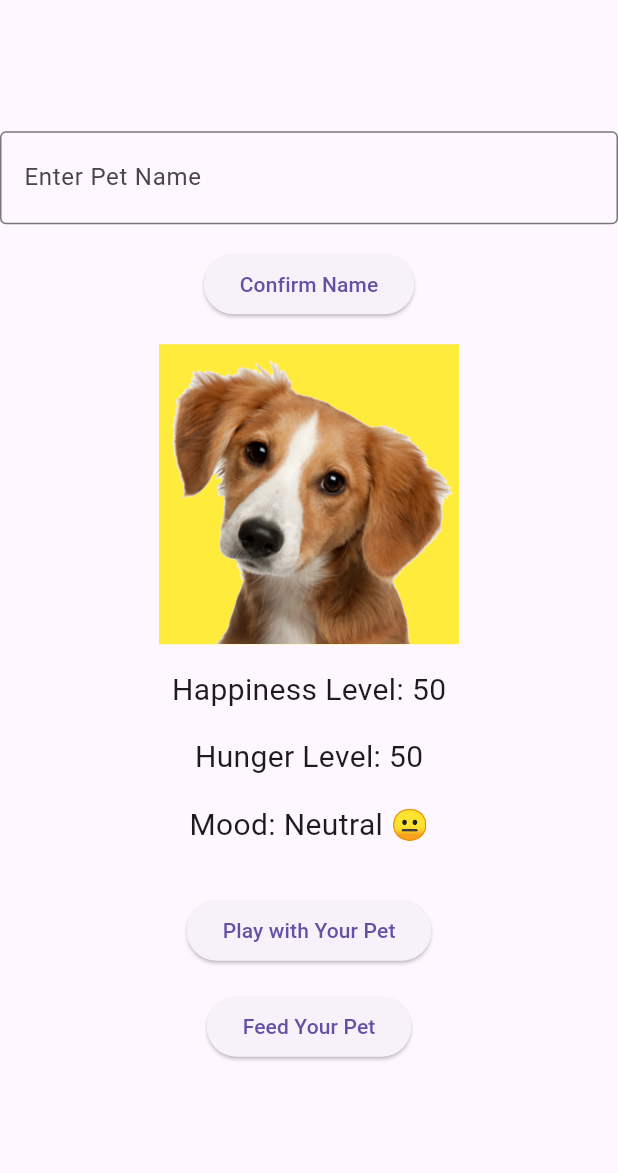
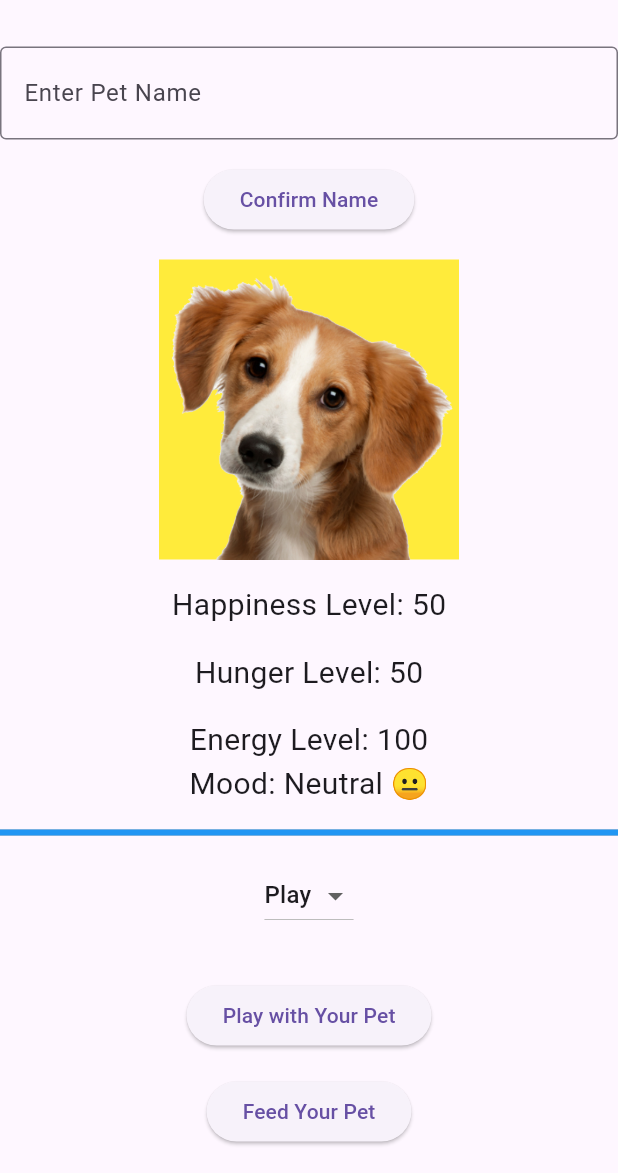
Before and after one commit to BhavyaSontineni/ClassActivity5, a Flutter app: the screen it shows after launch, on a phone screen of 412 x 824 dp, the part 63-1236 px from its top. Run offline on Flutter 3.47's test engine with Material 3 defaults, Android fonts, the phone set to English and light mode, and no system bars.

Commit message:
additional features

```diff
--- a/digitalpet_app/lib/main.dart
+++ b/digitalpet_app/lib/main.dart
@@ -1,6 +1,7 @@
 import 'dart:async';
 import 'package:flutter/material.dart';
-
+//Bhavya Sri Sai-002893685
+//Madhuri Tumula-002892521
 void main() {
   runApp(MaterialApp(
     home: DigitalPetApp(),
@@ -16,16 +17,19 @@ class _DigitalPetAppState extends State<DigitalPetApp> {
   String petName = "Billa";
   int happinessLevel = 50;
   int hungerLevel = 50;
-  bool isNameSet = false; // Track if the name has been set
+  int energyLevel = 100;
+  bool isNameSet = false;
   TextEditingController _nameController = TextEditingController();
-
-  // Timer for automatic hunger increase
   Timer? _hungerTimer;
+  Timer? _winTimer;
+  bool gameOver = false;
+  bool gameWon = false;
 
   // Function to increase happiness and update hunger when playing with the pet
   void _playWithPet() {
     setState(() {
       happinessLevel = (happinessLevel + 10).clamp(0, 100);
+      energyLevel = (energyLevel - 10).clamp(0, 100); // Play consumes energy
       _updateHunger();
     });
   }
@@ -35,6 +39,7 @@ class _DigitalPetAppState extends State<DigitalPetApp> {
     setState(() {
       hungerLevel = (hungerLevel - 10).clamp(0, 100);
       _updateHappiness();
+      energyLevel = (energyLevel + 5).clamp(0, 100); // Feeding increases energy
     });
   }
 
@@ -95,11 +100,50 @@ class _DigitalPetAppState extends State<DigitalPetApp> {
     });
   }
 
-  // Cancel the timer when the widget is disposed to avoid memory leaks
+  // Check for win or loss conditions
+  void _checkGameStatus() {
+    if (happinessLevel > 80) {
+      _startWinTimer();
+    }
+    if (hungerLevel == 100 && happinessLevel <= 10) {
+      setState(() {
+        gameOver = true;
+      });
+    }
+  }
+
+  // Start the timer for win condition
+  void _startWinTimer() {
+    if (_winTimer == null) {
+      _winTimer = Timer.periodic(Duration(seconds: 180), (timer) {
+        setState(() {
+          gameWon = true;
+        });
+      });
+    }
+  }
+
+  // Cancel the timers when the widget is disposed
   @override
   void dispose() {
     _hungerTimer?.cancel();
+    _winTimer?.cancel();
     super.dispose();
+  }
+
+  // Activity selection dropdown
+  String selectedActivity = "Play";
+
+  // Handle activity selection
+  void _selectActivity(String activity) {
+    setState(() {
+      selectedActivity = activity;
+    });
+    if (selectedActivity == "Play") {
+      _playWithPet();
+    } else if (selectedActivity == "Feed") {
+      _feedPet();
+    }
   }
 
   @override
@@ -107,6 +151,10 @@ class _DigitalPetAppState extends State<DigitalPetApp> {
     // Start the hunger timer once the pet name is confirmed
     if (isNameSet && _hungerTimer == null) {
       _startHungerTimer();
+    }
+
+    if (!gameOver && !gameWon) {
+      _checkGameStatus();
     }
 
     return Scaffold(
@@ -158,11 +206,41 @@ class _DigitalPetAppState extends State<DigitalPetApp> {
               style: TextStyle(fontSize: 20.0),
             ),
             SizedBox(height: 16.0),
+            Text(
+              'Energy Level: $energyLevel',
+              style: TextStyle(fontSize: 20.0),
+            ),
 
             // Display the pet's mood
             Text(
               'Mood: ${_getPetMood()}',
               style: TextStyle(fontSize: 20.0),
+            ),
+
+            SizedBox(height: 16.0),
+            LinearProgressIndicator(
+              value: energyLevel / 100,
+              color: Colors.blue,
+              backgroundColor: Colors.grey,
+            ),
+
+            SizedBox(height: 16.0),
+
+            // Activity selection dropdown
+            DropdownButton<String>(
+              value: selectedActivity,
+              items: <String>['Play', 'Feed']
+                  .map<DropdownMenuItem<String>>((String value) {
+                return DropdownMenuItem<String>(
+                  value: value,
+                  child: Text(value),
+                );
+              }).toList(),
+              onChanged: (String? newValue) {
+                if (newValue != null) {
+                  _selectActivity(newValue);
+                }
+              },
             ),
 
             SizedBox(height: 32.0),
@@ -175,6 +253,18 @@ class _DigitalPetAppState extends State<DigitalPetApp> {
               onPressed: _feedPet,
               child: Text('Feed Your Pet'),
             ),
+
+            // Game over or win display
+            if (gameOver)
+              Text(
+                'Game Over! Your pet is hungry and unhappy!',
+                style: TextStyle(fontSize: 20.0, color: Colors.red),
+              ),
+            if (gameWon)
+              Text(
+                'You Win! Your pet is happy for 3 minutes!',
+                style: TextStyle(fontSize: 20.0, color: Colors.green),
+              ),
           ],
         ),
       ),
```
